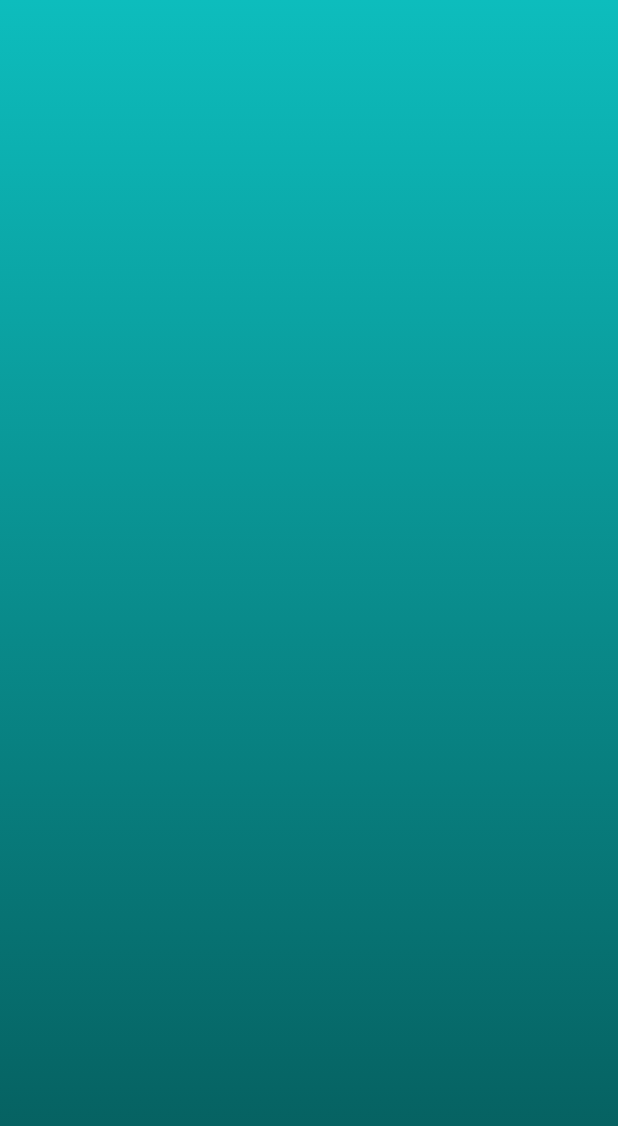
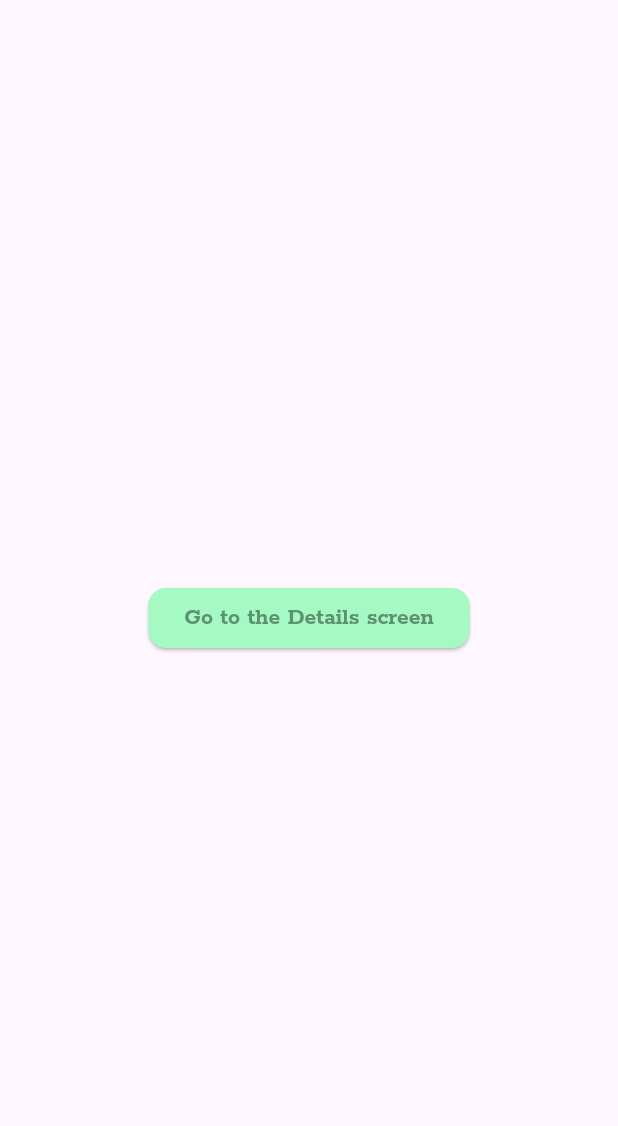
Before and after one commit to yunwe/piggybank, a Flutter app: the screen it shows after launch, on a phone screen of 412 x 824 dp. Shown: the top 1126 px of the screen. Run offline on Flutter 3.47's test engine with Material 3 defaults, Android fonts, the phone set to English and light mode, and no system bars; our stand-ins replace go_router.

Commit message:
added go_router

```diff
--- a/lib/app/app.dart
+++ b/lib/app/app.dart
@@ -1,7 +1,6 @@
 import 'package:flutter/material.dart';
-import 'package:flutter/widgets.dart';
-import 'package:piggybank/presentation/resources/color_manager.dart';
-import 'package:piggybank/presentation/resources/style_manager.dart';
+import 'package:piggybank/presentation/resources/routes_manager.dart';
+import 'package:piggybank/presentation/resources/theme_manager.dart';
 
 class MyApp extends StatelessWidget {
   // private named constructor
@@ -15,14 +14,9 @@ class MyApp extends StatelessWidget {
 
   @override
   Widget build(BuildContext context) {
-    return MaterialApp(
-      home: Scaffold(
-        body: Container(
-          decoration: BoxDecoration(
-            gradient: StyleManager.backgroundGradient,
-          ),
-        ),
-      ),
+    return MaterialApp.router(
+      routerConfig: router,
+      theme: getApplicationTheme(),
     );
   }
 }
--- a/lib/presentation/resources/color_manager.dart
+++ b/lib/presentation/resources/color_manager.dart
@@ -4,11 +4,11 @@ class ColorManager {
   static const Color white = Colors.white;
   static const Color black = Colors.black;
 
-  static Color primary = HexColor.fromHex("#0dbdbd");
+  static Color primary = HexColor.fromHex("#a5fac3");
   static Color darkPrimary = HexColor.fromHex("#055959");
-  static Color primaryOpacity70 = HexColor.fromHex("#B30dbdbd");
+  static Color primaryOpacity70 = HexColor.fromHex("#b3a5fac3");
   static Color hotPink = HexColor.fromHex("#f514c4");
-  static Color darkGrey = HexColor.fromHex("#525252");
+  static Color darkGrey = HexColor.fromHex("#5e9170");
   static Color lightGrey = HexColor.fromHex("#9E9E9E");
   static Color grey = HexColor.fromHex("#737477");
   static Color error = HexColor.fromHex("#e80505");
--- a/lib/presentation/resources/routes_manager.dart
+++ b/lib/presentation/resources/routes_manager.dart
@@ -0,0 +1,34 @@
+import 'package:go_router/go_router.dart';
+import 'package:flutter/material.dart';
+import 'package:piggybank/presentation/wallet_detail_view.dart';
+import 'package:piggybank/presentation/wallet_list_view.dart';
+
+class RoutesManager {
+  static const String home = 'home';
+  static const String details = 'details';
+
+  static const String paramId = 'id';
+}
+
+/// The route configuration.
+final GoRouter router = GoRouter(
+  routes: <RouteBase>[
+    GoRoute(
+      path: '/',
+      name: RoutesManager.home,
+      builder: (BuildContext context, GoRouterState state) {
+        return const WalletListView();
+      },
+      routes: <RouteBase>[
+        GoRoute(
+          path: '${RoutesManager.details}/:${RoutesManager.paramId}',
+          name: RoutesManager.details,
+          builder: (BuildContext context, GoRouterState state) {
+            String id = state.pathParameters[RoutesManager.paramId]!;
+            return WalletDetailView(id: id);
+          },
+        ),
+      ],
+    ),
+  ],
+);
--- a/lib/presentation/resources/theme_manager.dart
+++ b/lib/presentation/resources/theme_manager.dart
@@ -41,6 +41,7 @@ ThemeData getApplicationTheme() {
       style: ElevatedButton.styleFrom(
         textStyle: StyleManager.buttonText,
         backgroundColor: ColorManager.primary,
+        foregroundColor: ColorManager.darkGrey,
         shape: RoundedRectangleBorder(
           borderRadius: BorderRadius.circular(12),
         ),
--- /dev/null
+++ b/lib/presentation/wallet_detail_view.dart
@@ -0,0 +1,16 @@
+import 'package:flutter/material.dart';
+
+class WalletDetailView extends StatelessWidget {
+  const WalletDetailView({super.key, required this.id});
+
+  final String id;
+
+  @override
+  Widget build(BuildContext context) {
+    return Scaffold(
+      body: Container(
+        child: Text('Wallet Detail View - $id'),
+      ),
+    );
+  }
+}
--- /dev/null
+++ b/lib/presentation/wallet_list_view.dart
@@ -0,0 +1,21 @@
+import 'package:flutter/material.dart';
+import 'package:go_router/go_router.dart';
+import 'package:piggybank/presentation/resources/routes_manager.dart';
+
+class WalletListView extends StatelessWidget {
+  const WalletListView({super.key});
+
+  @override
+  Widget build(BuildContext context) {
+    return Scaffold(
+      body: Center(
+        child: ElevatedButton(
+          onPressed: () => context.goNamed(RoutesManager.details, pathParameters: {'id': '1'}),
+          child: const Text(
+            'Go to the Details screen',
+          ),
+        ),
+      ),
+    );
+  }
+}
--- a/pubspec.yaml
+++ b/pubspec.yaml
@@ -35,6 +35,7 @@ dependencies:
   # The following adds the Cupertino Icons font to your application.
   # Use with the CupertinoIcons class for iOS style icons.
   cupertino_icons: ^1.0.2
+  go_router: ^13.2.4
 
 dev_dependencies:
   flutter_test:
```
